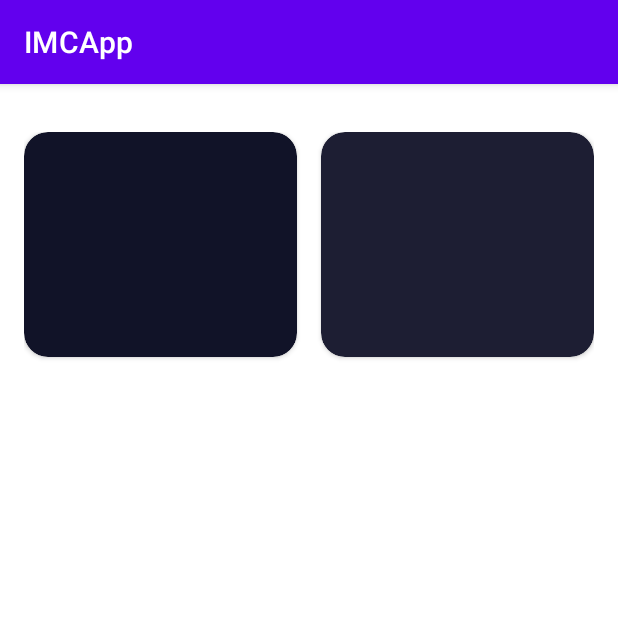
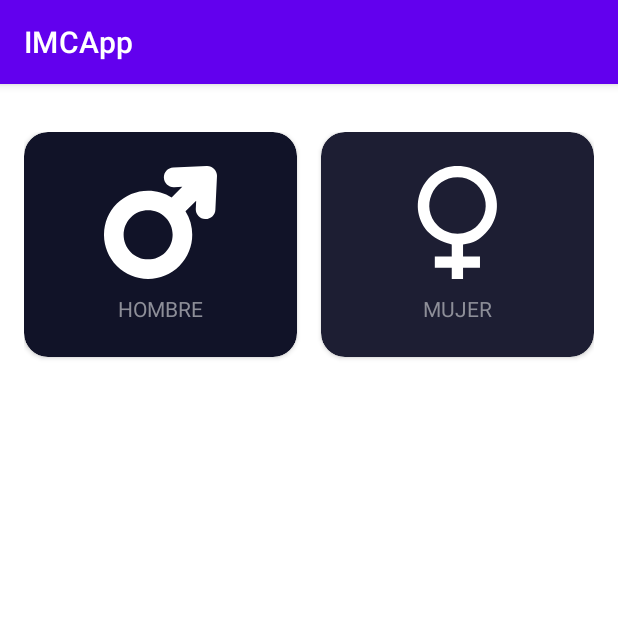
Before and after one commit to Davangu/IMCApp, an Android app: the screen it shows after launch (ImcCalculatorActivity), on a phone screen of 412 x 824 dp, the top half of it. Run offline under Robolectric (Android 15) with nearby library versions, the phone set to English and light mode, and no system bars.

Commit message:
Cardviews terminados

```diff
--- a/app/src/main/res/layout/activity_imc_calculator.xml
+++ b/app/src/main/res/layout/activity_imc_calculator.xml
@@ -4,9 +4,9 @@
     xmlns:tools="http://schemas.android.com/tools"
     android:layout_width="match_parent"
     android:layout_height="match_parent"
-    tools:context=".ImcCalculatorActivity"
     android:paddingHorizontal="16dp"
-    android:paddingVertical="32dp">
+    android:paddingVertical="32dp"
+    tools:context=".ImcCalculatorActivity">
 
     <!--    MALE-->
     <androidx.cardview.widget.CardView
@@ -14,17 +14,31 @@
         android:layout_width="0dp"
         android:layout_height="150dp"
         android:layout_marginEnd="16dp"
-        app:layout_constraintTop_toTopOf="parent"
-        app:layout_constraintStart_toStartOf="parent"
-        app:layout_constraintEnd_toStartOf="@+id/viewFemale"
         app:cardBackgroundColor="@color/bg_comp_sel"
         app:cardCornerRadius="16dp"
-        >
+        app:layout_constraintEnd_toStartOf="@+id/viewFemale"
+        app:layout_constraintStart_toStartOf="parent"
+        app:layout_constraintTop_toTopOf="parent">
 
         <androidx.appcompat.widget.LinearLayoutCompat
             android:layout_width="match_parent"
             android:layout_height="match_parent"
+            android:gravity="center"
             android:orientation="vertical">
+
+            <ImageView
+                android:layout_width="75dp"
+                android:layout_height="75dp"
+                android:src="@drawable/ic_male"
+                app:tint="@color/white" />
+
+            <TextView
+                android:layout_width="wrap_content"
+                android:layout_height="wrap_content"
+                android:layout_marginTop="10dp"
+                android:text="@string/male"
+                android:textAllCaps="true"
+                android:textColor="@color/title_text" />
 
         </androidx.appcompat.widget.LinearLayoutCompat>
 
@@ -35,17 +49,32 @@
         android:id="@+id/viewFemale"
         android:layout_width="0dp"
         android:layout_height="150dp"
-        app:layout_constraintTop_toTopOf="parent"
+        app:cardBackgroundColor="@color/bg_comp"
+        app:cardCornerRadius="16dp"
         app:layout_constraintEnd_toEndOf="parent"
         app:layout_constraintStart_toEndOf="@+id/viewMale"
-        app:cardBackgroundColor="@color/bg_comp"
-        app:cardCornerRadius="16dp"
-        >
+        app:layout_constraintTop_toTopOf="parent">
 
         <androidx.appcompat.widget.LinearLayoutCompat
             android:layout_width="match_parent"
             android:layout_height="match_parent"
+            android:gravity="center"
             android:orientation="vertical">
+
+            <ImageView
+                android:layout_width="75dp"
+                android:layout_height="75dp"
+                android:src="@drawable/ic_female"
+                app:tint="@color/white" />
+
+            <TextView
+                android:layout_width="wrap_content"
+                android:layout_height="wrap_content"
+                android:layout_marginTop="10dp"
+                android:text="@string/female"
+                android:textAllCaps="true"
+                android:textColor="@color/title_text" />
+
         </androidx.appcompat.widget.LinearLayoutCompat>
     </androidx.cardview.widget.CardView>
 
--- a/app/src/main/res/values/strings.xml
+++ b/app/src/main/res/values/strings.xml
@@ -1,3 +1,5 @@
 <resources>
     <string name="app_name">IMCApp</string>
+    <string name="male">Hombre</string>
+    <string name="female">Mujer</string>
 </resources>
```
